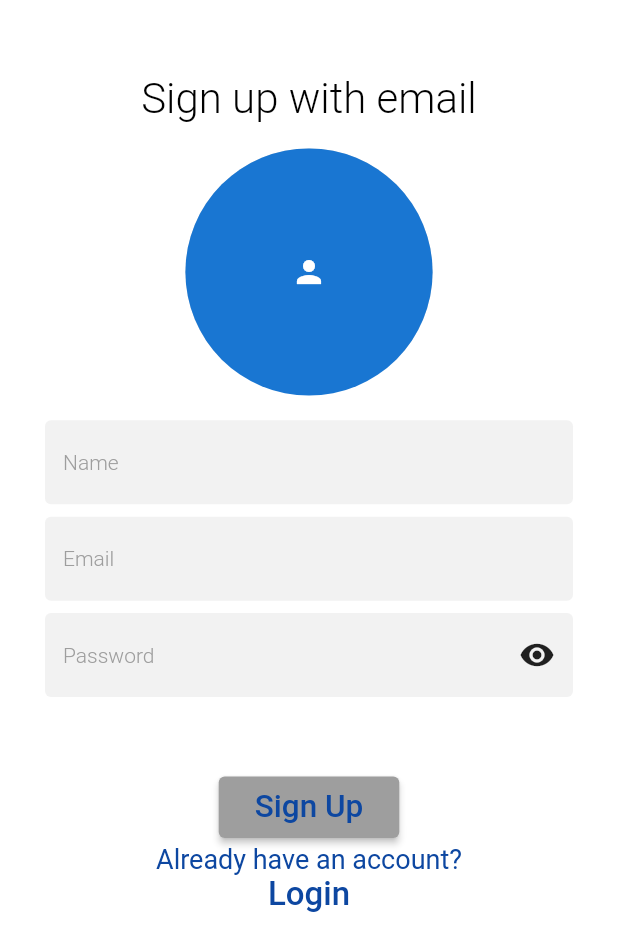
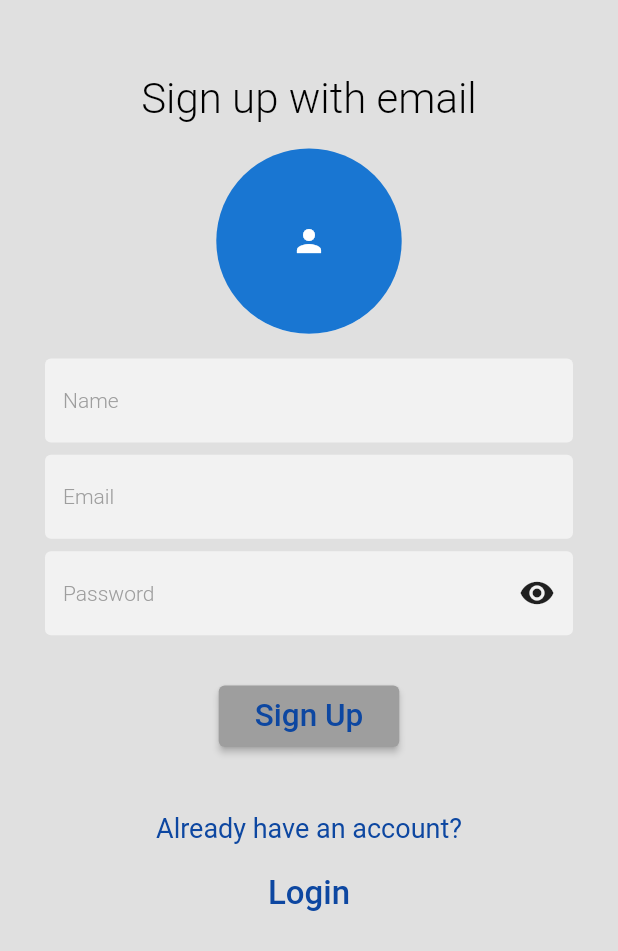
Before and after one commit to WaheedHussainHaans/sample_project, a Flutter app: the screen it shows after launch, after a tap on "Sign Up", on a phone screen of 412 x 824 dp. Shown: the top 951 px of the screen. Run offline on Flutter 3.47's test engine with Material 2 defaults, Android fonts, the phone set to English and light mode, and no system bars; drawn by our look-alikes of modal_progress_hud_nsn; our stand-ins replace cloud_firestore, firebase_auth, firebase_core, firebase_storage, get, image_picker; accounts and stored records are empty.

Commit message:
final commit

```diff
--- a/lib/screens/auth_screens/login_screen.dart
+++ b/lib/screens/auth_screens/login_screen.dart
@@ -32,8 +32,14 @@ class _LoginScreenState extends State<LoginScreen> {
                   child: Column(
                     mainAxisAlignment: MainAxisAlignment.center,
                     children: [
+                      Row(
+                        mainAxisAlignment: MainAxisAlignment.end,
+                        children: [
+                          Icon(Icons.clear),
+                        ],
+                      ),
                       SizedBox(
-                        height: Get.height * 0.06,
+                        height: Get.height * 0.1,
                       ),
                       Text(
                         'Login with email',
@@ -59,7 +65,7 @@ class _LoginScreenState extends State<LoginScreen> {
                         obscure: true,
                       ),
                       SizedBox(
-                        height: Get.height * 0.02,
+                        height: 20,
                       ),
                       Text(
                         'Forgot Password ?',
@@ -70,11 +76,14 @@ class _LoginScreenState extends State<LoginScreen> {
                         ),
                       ),
                       SizedBox(
-                        height: Get.height * 0.02,
+                        height: 30,
                       ),
                       CommonElevatedButton(
                         buttonText: 'Login',
                         onTapped: onLoginPressed,
+                      ),
+                      SizedBox(
+                        height: 40,
                       ),
                       Text(
                         'Don\'t have a account?',
@@ -82,6 +91,9 @@ class _LoginScreenState extends State<LoginScreen> {
                           color: Colors.blue[900],
                           fontSize: 18,
                         ),
+                      ),
+                      SizedBox(
+                        height: 20,
                       ),
                       InkWell(
                         onTap: () => Get.to(SignUpScreen()),
--- a/lib/screens/auth_screens/signUp_screen.dart
+++ b/lib/screens/auth_screens/signUp_screen.dart
@@ -43,7 +43,7 @@ class _SignUpScreenState extends State<SignUpScreen> {
   Widget build(BuildContext context) {
     return Obx(
       () => Scaffold(
-        backgroundColor: Colors.white,
+        backgroundColor: Colors.grey[300],
         body: ModalProgressHUD(
           inAsyncCall: authController.isLoading.value,
           child: SafeArea(
@@ -69,8 +69,8 @@ class _SignUpScreenState extends State<SignUpScreen> {
                     InkWell(
                       onTap: updateProfileImage,
                       child: Container(
-                        width: Get.width * 0.4,
-                        height: Get.width * 0.4,
+                        width: Get.width * 0.3,
+                        height: Get.width * 0.3,
                         decoration: BoxDecoration(
                           shape: BoxShape.circle,
                           image: DecorationImage(
@@ -113,10 +113,15 @@ class _SignUpScreenState extends State<SignUpScreen> {
                       controller: passwordCon,
                       obscure: true,
                     ),
-                    SizedBox(height: Get.height * 0.06),
+                    SizedBox(
+                      height: 30,
+                    ),
                     CommonElevatedButton(
                       buttonText: 'Sign Up',
                       onTapped: onSignupPressed,
+                    ),
+                    SizedBox(
+                      height: 40,
                     ),
                     Text(
                       'Already have an account?',
@@ -124,6 +129,9 @@ class _SignUpScreenState extends State<SignUpScreen> {
                         color: Colors.blue[900],
                         fontSize: 18,
                       ),
+                    ),
+                    SizedBox(
+                      height: 20,
                     ),
                     InkWell(
                       onTap: () => Get.back(),
```
